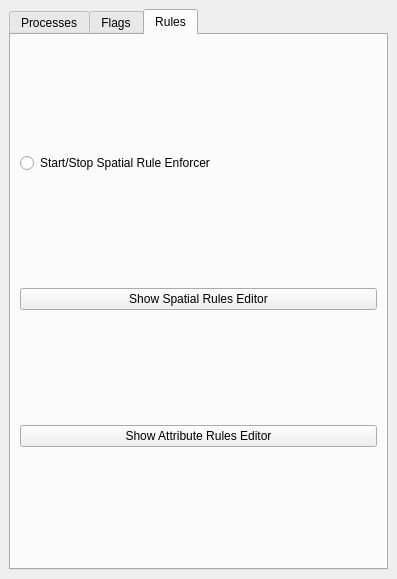
Qt form ValidationTools/validation_toolbox.ui (dsgoficial/DsgTools) before a commit.
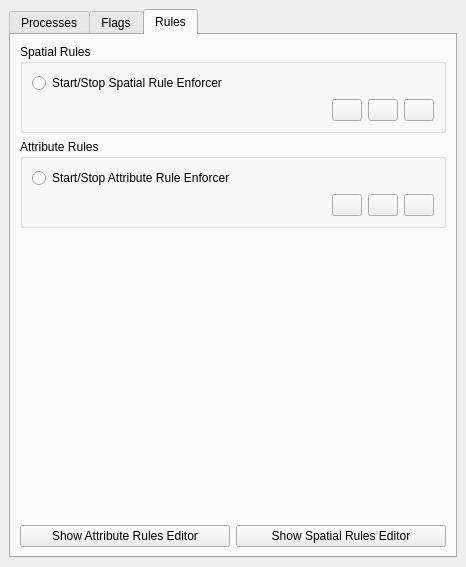
The same form after that commit. The open tabs and pages were chosen to show the change. Icons and pictures are not drawn. Custom widgets are drawn as their Qt base class.

Commit message: new icons and layout in validation toolbox

Patch:
```diff
--- a/ValidationTools/validation_toolbox.ui
+++ b/ValidationTools/validation_toolbox.ui
@@ -6,8 +6,8 @@
    <rect>
     <x>0</x>
     <y>0</y>
-    <width>397</width>
-    <height>579</height>
+    <width>466</width>
+    <height>567</height>
    </rect>
   </property>
   <property name="windowTitle">
@@ -179,30 +179,259 @@
        <attribute name="title">
         <string>Rules</string>
        </attribute>
-       <layout class="QGridLayout" name="gridLayout_4">
-        <item row="1" column="1">
-         <widget class="QPushButton" name="rulesEditorButton">
-          <property name="text">
-           <string>Show Spatial Rules Editor</string>
+       <layout class="QVBoxLayout" name="verticalLayout">
+        <item>
+         <widget class="QGroupBox" name="groupBox">
+          <property name="title">
+           <string>Spatial Rules</string>
           </property>
+          <layout class="QGridLayout" name="gridLayout_4">
+           <item row="0" column="0">
+            <widget class="QRadioButton" name="spatialRuleEnforcerRadio">
+             <property name="text">
+              <string>Start/Stop Spatial Rule Enforcer</string>
+             </property>
+             <property name="checkable">
+              <bool>true</bool>
+             </property>
+            </widget>
+           </item>
+           <item row="1" column="0">
+            <layout class="QHBoxLayout" name="horizontalLayout">
+             <item>
+              <widget class="DsgCustomComboBox" name="spatialRulesComboBox" native="true">
+               <property name="sizePolicy">
+                <sizepolicy hsizetype="MinimumExpanding" vsizetype="Fixed">
+                 <horstretch>0</horstretch>
+                 <verstretch>0</verstretch>
+                </sizepolicy>
+               </property>
+              </widget>
+             </item>
+             <item>
+              <widget class="QPushButton" name="createSpatialRulePushButton">
+               <property name="sizePolicy">
+                <sizepolicy hsizetype="Minimum" vsizetype="Minimum">
+                 <horstretch>0</horstretch>
+                 <verstretch>0</verstretch>
+                </sizepolicy>
+               </property>
+               <property name="maximumSize">
+                <size>
+                 <width>30</width>
+                 <height>25</height>
+                </size>
+               </property>
+               <property name="toolTip">
+                <string>Add spatial rule</string>
+               </property>
+               <property name="text">
+                <string/>
+               </property>
+               <property name="icon">
+                <iconset resource="../resources.qrc">
+                 <normaloff>:/plugins/DsgTools/icons/plus.png</normaloff>:/plugins/DsgTools/icons/plus.png</iconset>
+               </property>
+              </widget>
+             </item>
+             <item>
+              <widget class="QPushButton" name="importSpatialRulePushButton">
+               <property name="sizePolicy">
+                <sizepolicy hsizetype="Minimum" vsizetype="Minimum">
+                 <horstretch>0</horstretch>
+                 <verstretch>0</verstretch>
+                </sizepolicy>
+               </property>
+               <property name="maximumSize">
+                <size>
+                 <width>30</width>
+                 <height>25</height>
+                </size>
+               </property>
+               <property name="toolTip">
+                <string>Import spatial rule</string>
+               </property>
+               <property name="text">
+                <string/>
+               </property>
+               <property name="icon">
+                <iconset resource="../resources.qrc">
+                 <normaloff>:/plugins/DsgTools/icons/import.png</normaloff>:/plugins/DsgTools/icons/import.png</iconset>
+               </property>
+              </widget>
+             </item>
+             <item>
+              <widget class="QPushButton" name="configureSpatialRulePushButton">
+               <property name="sizePolicy">
+                <sizepolicy hsizetype="Minimum" vsizetype="Minimum">
+                 <horstretch>0</horstretch>
+                 <verstretch>0</verstretch>
+                </sizepolicy>
+               </property>
+               <property name="maximumSize">
+                <size>
+                 <width>30</width>
+                 <height>25</height>
+                </size>
+               </property>
+               <property name="toolTip">
+                <string>Configure spatial rule</string>
+               </property>
+               <property name="text">
+                <string/>
+               </property>
+               <property name="icon">
+                <iconset resource="../resources.qrc">
+                 <normaloff>:/plugins/DsgTools/icons/config.png</normaloff>:/plugins/DsgTools/icons/config.png</iconset>
+               </property>
+              </widget>
+             </item>
+            </layout>
+           </item>
+          </layout>
          </widget>
         </item>
-        <item row="2" column="1">
-         <widget class="QPushButton" name="attributeRulesEditorPushButton">
-          <property name="text">
-           <string>Show Attribute Rules Editor</string>
+        <item>
+         <widget class="QGroupBox" name="groupBox_2">
+          <property name="title">
+           <string>Attribute Rules</string>
           </property>
+          <layout class="QGridLayout" name="gridLayout_5">
+           <item row="0" column="0">
+            <widget class="QRadioButton" name="attributeRuleEnforcerRadio">
+             <property name="text">
+              <string>Start/Stop Attribute Rule Enforcer</string>
+             </property>
+             <property name="checkable">
+              <bool>true</bool>
+             </property>
+            </widget>
+           </item>
+           <item row="1" column="0">
+            <layout class="QHBoxLayout" name="horizontalLayout_2">
+             <item>
+              <widget class="DsgCustomComboBox" name="attributeRulesComboBox" native="true">
+               <property name="sizePolicy">
+                <sizepolicy hsizetype="MinimumExpanding" vsizetype="Fixed">
+                 <horstretch>0</horstretch>
+                 <verstretch>0</verstretch>
+                </sizepolicy>
+               </property>
+              </widget>
+             </item>
+             <item>
+              <widget class="QPushButton" name="createAttributeRulePushButton">
+               <property name="sizePolicy">
+                <sizepolicy hsizetype="Minimum" vsizetype="Minimum">
+                 <horstretch>0</horstretch>
+                 <verstretch>0</verstretch>
+                </sizepolicy>
+               </property>
+               <property name="maximumSize">
+                <size>
+                 <width>30</width>
+                 <height>25</height>
+                </size>
+               </property>
+               <property name="toolTip">
+                <string>Add spatial rule</string>
+               </property>
+               <property name="text">
+                <string/>
+               </property>
+               <property name="icon">
+                <iconset resource="../resources.qrc">
+                 <normaloff>:/plugins/DsgTools/icons/plus.png</normaloff>:/plugins/DsgTools/icons/plus.png</iconset>
+               </property>
+              </widget>
+             </item>
+             <item>
+              <widget class="QPushButton" name="importAttributeRulePushButton">
+               <property name="sizePolicy">
+                <sizepolicy hsizetype="Minimum" vsizetype="Minimum">
+                 <horstretch>0</horstretch>
+                 <verstretch>0</verstretch>
+                </sizepolicy>
+               </property>
+               <property name="maximumSize">
+                <size>
+                 <width>30</width>
+                 <height>25</height>
+                </size>
+               </property>
+               <property name="toolTip">
+                <string>Import spatial rule</string>
+               </property>
+               <property name="text">
+                <string/>
+               </property>
+               <property name="icon">
+                <iconset resource="../resources.qrc">
+                 <normaloff>:/plugins/DsgTools/icons/import.png</normaloff>:/plugins/DsgTools/icons/import.png</iconset>
+               </property>
+              </widget>
+             </item>
+             <item>
+              <widget class="QPushButton" name="configureAttributeRulePushButton">
+               <property name="sizePolicy">
+                <sizepolicy hsizetype="Minimum" vsizetype="Minimum">
+                 <horstretch>0</horstretch>
+                 <verstretch>0</verstretch>
+                </sizepolicy>
+               </property>
+               <property name="maximumSize">
+                <size>
+                 <width>30</width>
+                 <height>25</height>
+                </size>
+               </property>
+               <property name="toolTip">
+                <string>Configure spatial rule</string>
+               </property>
+               <property name="text">
+                <string/>
+               </property>
+               <property name="icon">
+                <iconset resource="../resources.qrc">
+                 <normaloff>:/plugins/DsgTools/icons/config.png</normaloff>:/plugins/DsgTools/icons/config.png</iconset>
+               </property>
+              </widget>
+             </item>
+            </layout>
+           </item>
+          </layout>
          </widget>
         </item>
-        <item row="0" column="1">
-         <widget class="QRadioButton" name="ruleEnforcerRadio">
-          <property name="text">
-           <string>Start/Stop Spatial Rule Enforcer</string>
+        <item>
+         <spacer name="verticalSpacer">
+          <property name="orientation">
+           <enum>Qt::Vertical</enum>
           </property>
-          <property name="checkable">
-           <bool>true</bool>
+          <property name="sizeHint" stdset="0">
+           <size>
+            <width>20</width>
+            <height>226</height>
+           </size>
           </property>
-         </widget>
+         </spacer>
+        </item>
+        <item>
+         <layout class="QHBoxLayout" name="horizontalLayout_3">
+          <item>
+           <widget class="QPushButton" name="attributeRulesEditorPushButton">
+            <property name="text">
+             <string>Show Attribute Rules Editor</string>
+            </property>
+           </widget>
+          </item>
+          <item>
+           <widget class="QPushButton" name="rulesEditorButton">
+            <property name="text">
+             <string>Show Spatial Rules Editor</string>
+            </property>
+           </widget>
+          </item>
+         </layout>
         </item>
        </layout>
       </widget>
```
Left out of the diff: 87 changed lines with no effect on the pictures. The commit also changes 7 other files.
